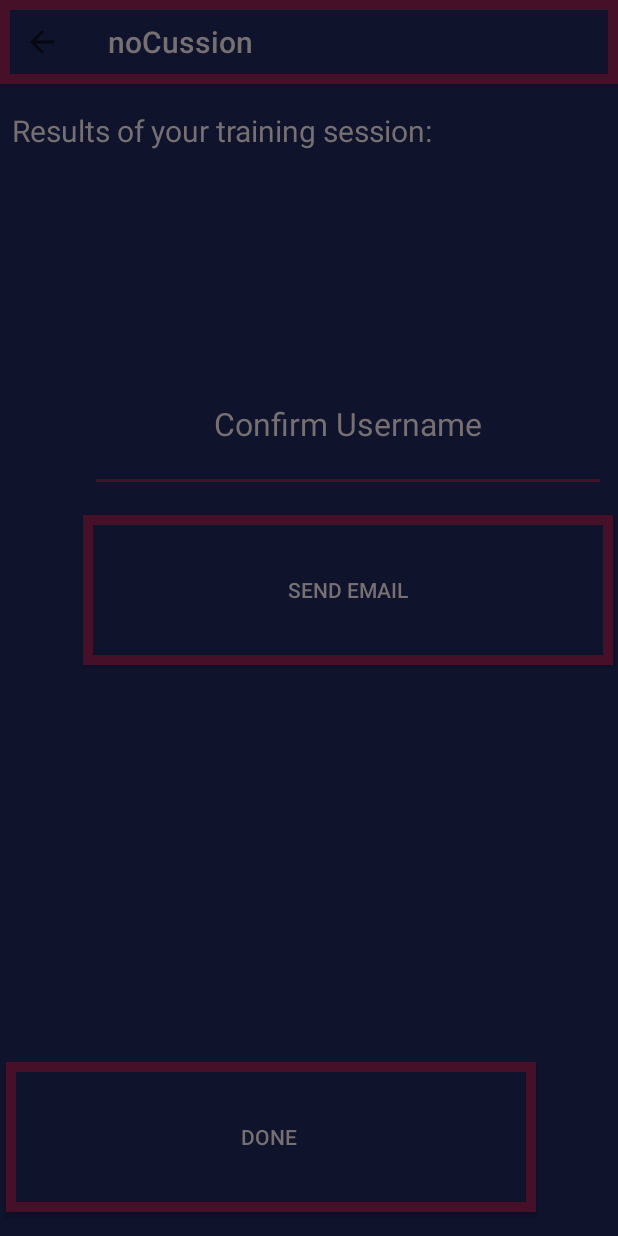
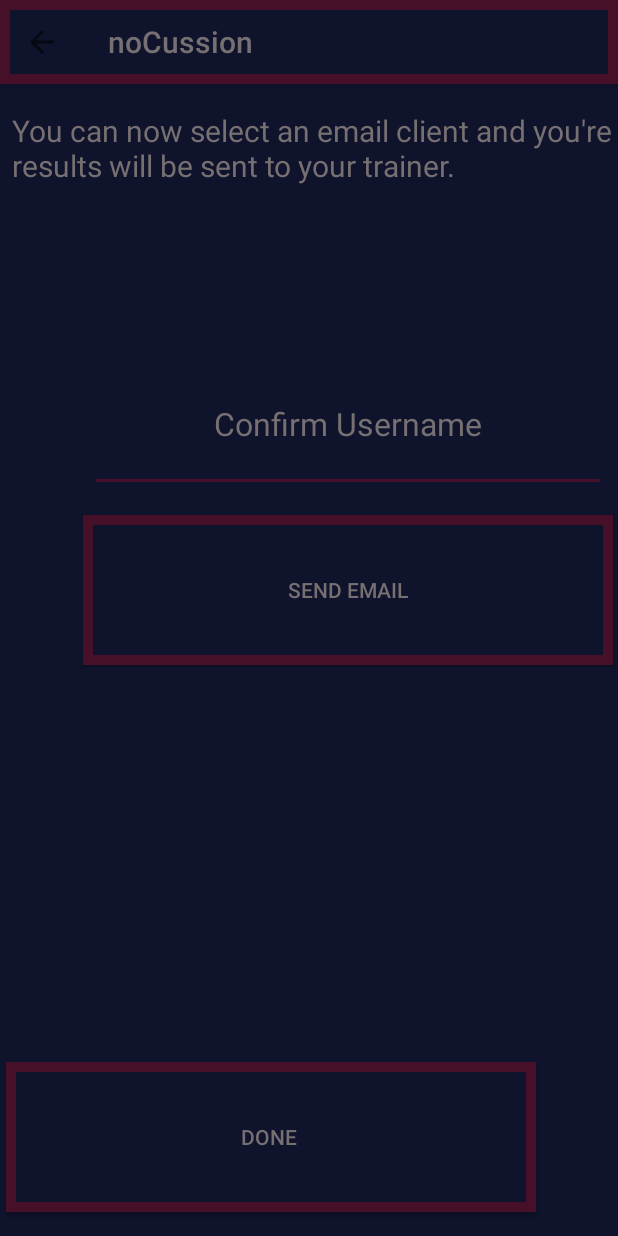
Before and after one commit to Scabandari/ConcussionApp, an Android app: the SecondQuestionaire screen opened directly, with no data from a screen before it, on a phone screen of 412 x 824 dp. Run offline under Robolectric (Android 15) with nearby library versions, the phone set to English and light mode, and no system bars.

Commit message:
Data is now being transfered to the email and is somewhat fool proof/unbreakable.

```diff
--- a/app/src/main/java/com/example/concussionapp/SecondQuestionaire.java
+++ b/app/src/main/java/com/example/concussionapp/SecondQuestionaire.java
@@ -11,8 +11,6 @@ import android.widget.Button;
 import android.widget.EditText;
 import android.widget.TextView;
 import android.widget.Toast;
-
-import static com.example.concussionapp.SharedData.user;
 
 public class SecondQuestionaire extends AppCompatActivity {
 
@@ -40,14 +38,9 @@ public class SecondQuestionaire extends AppCompatActivity {
 
         //new-Subhi
         dbHandler = DBHandler.getInstance(this);
-
-
         Intent intent = getIntent();
-        hrData = intent.getStringExtra("surveyData");
-
         showData = (TextView) findViewById(R.id.data);
-
-        showData.setText(hrData);
+        showData.setText("You can now select an email client and you're results will be sent to your trainer.");
         Log.i(TAG, "Data to be sent is:  " + hrData);
 
         //new-Subhi
@@ -58,18 +51,10 @@ public class SecondQuestionaire extends AppCompatActivity {
             @Override
             public void onClick(View v) {
 
-
-    //            String username = ConfirmUser.getText().toString();
-  //              User user = dbHandler.fetchUser(username);
-
-                //  String ToEmail = user.getCareProviderEmailAddress();
-
-                Log.i("Send Email ", "");
-                Log.i(TAG, "User name from database is: " + user.getUserName());
-                Log.i(TAG, "Password from database is: " + user.getPassWord());
-                Log.i(TAG, "Email from database is: " + user.getCareProviderEmailAddress());
-                Log.i(TAG, "Data to be sent is:  " + hrData);
-
+                String emailContent = "";
+                for(int i=0; i<SharedData.size; i++) {
+                    emailContent += SharedData.dataArray[i];
+                }
 
                 Intent emailIntent = new Intent(Intent.ACTION_SEND);
 
@@ -78,8 +63,8 @@ public class SecondQuestionaire extends AppCompatActivity {
 
                 emailIntent.putExtra(Intent.EXTRA_EMAIL, new String [] {SharedData.user.getCareProviderEmailAddress()});
                 emailIntent.putExtra(Intent.EXTRA_SUBJECT, "Today's exercise data for user: " + SharedData.user.getUserName());
-                emailIntent.putExtra(Intent.EXTRA_TEXT,hrData);
 
+                emailIntent.putExtra(Intent.EXTRA_TEXT, emailContent);
                 try {
                     startActivity(Intent.createChooser(emailIntent, "Send mail..."));
                     finish();
@@ -90,7 +75,6 @@ public class SecondQuestionaire extends AppCompatActivity {
                 }
 
 
-              //  sendEmail();
             }
         });
 
@@ -107,39 +91,5 @@ public class SecondQuestionaire extends AppCompatActivity {
 
     }
 
-//new-Subhi
-/*    protected void sendEmail()
-    {
-
-        String username = ConfirmUser.getText().toString();
-        User user = dbHandler.fetchUser(username);
-
-      //  String ToEmail = user.getCareProviderEmailAddress();
-
-        Log.i("Send Email ", "");
-        Log.i(TAG, "User name from database is: " + user.getUserName());
-        Log.i(TAG, "Password from database is: " + user.getPassWord());
-        Log.i(TAG, "Email from database is: " + user.getCareProviderEmailAddress());
-
-
-        Intent emailIntent = new Intent(Intent.ACTION_SEND);
-
-        emailIntent.setData(Uri.parse("mailto:"));
-        emailIntent.setType("text/plain");
-       // emailIntent.putExtra(Intent.EXTRA_EMAIL, ToEmail);
-        emailIntent.putExtra(Intent.EXTRA_EMAIL, user.careProviderEmailAddress);
-        emailIntent.putExtra(Intent.EXTRA_SUBJECT, "Today's exercise data");
-        emailIntent.putExtra(Intent.EXTRA_TEXT, "Email message goes here - Data acquired during exercise");
-
-        try {
-            startActivity(Intent.createChooser(emailIntent, "Send mail..."));
-            finish();
-            Log.i("Finished sending email!", "");
-        }
-        catch (android.content.ActivityNotFoundException ex) {
-            Toast.makeText(SecondQuestionaire.this, "There is no email client installed.", Toast.LENGTH_SHORT).show();
-        }
-
-    }*/
 
 }
--- a/app/src/main/java/com/example/concussionapp/SharedData.java
+++ b/app/src/main/java/com/example/concussionapp/SharedData.java
@@ -8,8 +8,13 @@ public class SharedData {
 
     public static User user;
     public static String data = "";
+    public static final int size = 4;
+    public static String[] dataArray = new String[size];
     SharedData(User user) {
         this.user = user;
         data = "";
+        for(int i=0; i<size; i++) {
+            dataArray[i] = "";
+        }
     }
 }
--- a/app/src/main/res/layout/activity_second_questionaire.xml
+++ b/app/src/main/res/layout/activity_second_questionaire.xml
@@ -13,8 +13,8 @@
 
 
     <TextView
-        android:layout_width="388dp"
-        android:layout_height="99dp"
+        android:layout_width="match_parent"
+        android:layout_height="wrap_content"
         android:id="@+id/data"
         android:hint="Results of your training session:"
         android:background="@color/colorPrimaryDark"
```
Also changed, not shown: app/src/main/java/com/example/concussionapp/Chronometer_Heart_Rate_Activity.java (+33 -61 lines), app/src/main/java/com/example/concussionapp/Excercise_Setup_Activity.java (+7 -4 lines), app/src/main/java/com/example/concussionapp/Questionaire.java (+30 -11 lines), app/src/main/res/layout/activity_questionaire.xml (+8 -8 lines).
